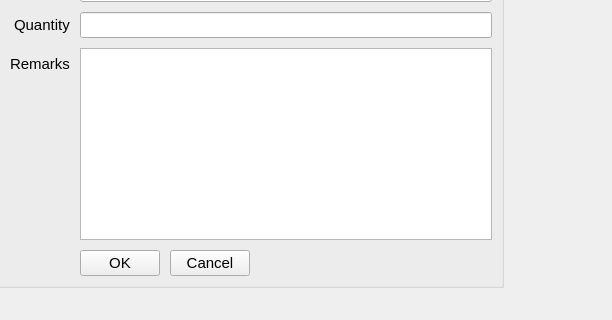
Above: estorecpp/returnitems.ui from Watti/estorecpp before the change; both pictures show x 124 to 736 and y 162 to 482 of the 736 by 482 pixel window. Below: the same form after it.
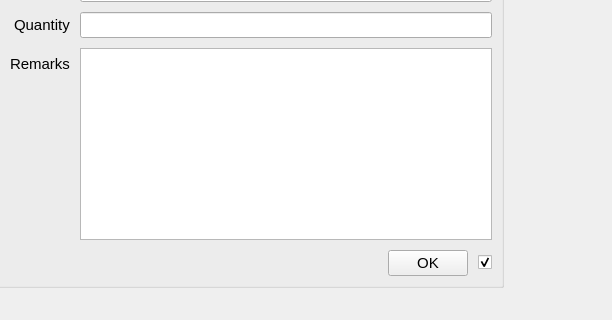
That is the form after the change. Icons and pictures are not drawn.

Commit message: print check box added to the return ui

Diff of the .ui file:
```diff
--- a/estorecpp/returnitems.ui
+++ b/estorecpp/returnitems.ui
@@ -206,34 +206,6 @@
       </item>
       <item row="5" column="1">
        <layout class="QHBoxLayout" name="horizontalLayout">
-        <item>
-         <widget class="QPushButton" name="addButton">
-          <property name="font">
-           <font>
-            <pointsize>11</pointsize>
-            <weight>50</weight>
-            <bold>false</bold>
-           </font>
-          </property>
-          <property name="text">
-           <string>OK</string>
-          </property>
-         </widget>
-        </item>
-        <item>
-         <widget class="QPushButton" name="cancelBtn">
-          <property name="font">
-           <font>
-            <pointsize>11</pointsize>
-            <weight>50</weight>
-            <bold>false</bold>
-           </font>
-          </property>
-          <property name="text">
-           <string>Cancel</string>
-          </property>
-         </widget>
-        </item>
         <item>
          <spacer name="horizontalSpacer_2">
           <property name="orientation">
@@ -247,6 +219,41 @@
           </property>
          </spacer>
         </item>
+        <item>
+         <widget class="QPushButton" name="addButton">
+          <property name="font">
+           <font>
+            <pointsize>11</pointsize>
+            <weight>50</weight>
+            <bold>false</bold>
+           </font>
+          </property>
+          <property name="text">
+           <string>OK</string>
+          </property>
+         </widget>
+        </item>
+        <item>
+         <widget class="QCheckBox" name="doPrintCB">
+          <property name="font">
+           <font>
+            <pointsize>10</pointsize>
+            <weight>50</weight>
+            <bold>false</bold>
+           </font>
+          </property>
+          <property name="text">
+           <string/>
+          </property>
+          <property name="icon">
+           <iconset>
+            <normaloff>icons/print.png</normaloff>icons/print.png</iconset>
+          </property>
+          <property name="checked">
+           <bool>true</bool>
+          </property>
+         </widget>
+        </item>
        </layout>
       </item>
      </layout>
```
